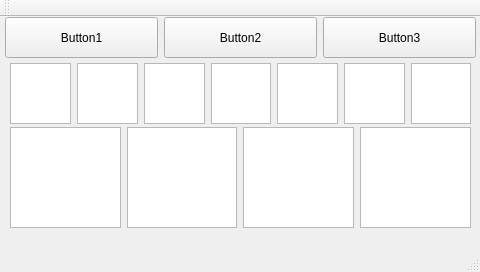
Qt form mainwindow.ui (rafaelrs/gpio2serial) before a commit.
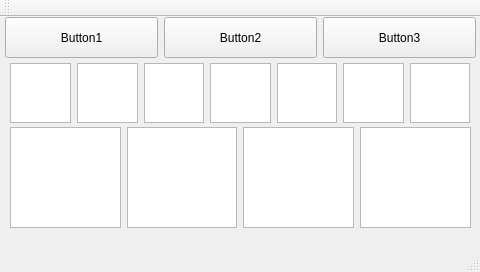
The same form after that commit.

Patch:
```diff
--- a/mainwindow.ui
+++ b/mainwindow.ui
@@ -45,7 +45,7 @@
      <string/>
     </property>
    </widget>
-   <widget class="QWidget" name="">
+   <widget class="QWidget" name="layoutWidget">
     <property name="geometry">
      <rect>
       <x>5</x>
@@ -102,7 +102,7 @@
      </item>
     </layout>
    </widget>
-   <widget class="QWidget" name="">
+   <widget class="QWidget" name="layoutWidget">
     <property name="geometry">
      <rect>
       <x>10</x>
@@ -154,13 +154,13 @@
      </item>
     </layout>
    </widget>
-   <widget class="QWidget" name="">
+   <widget class="QWidget" name="layoutWidget">
     <property name="geometry">
      <rect>
       <x>10</x>
       <y>46</y>
-      <width>461</width>
-      <height>61</height>
+      <width>460</width>
+      <height>60</height>
      </rect>
     </property>
     <layout class="QHBoxLayout" name="horizontalLayout_3">
```
